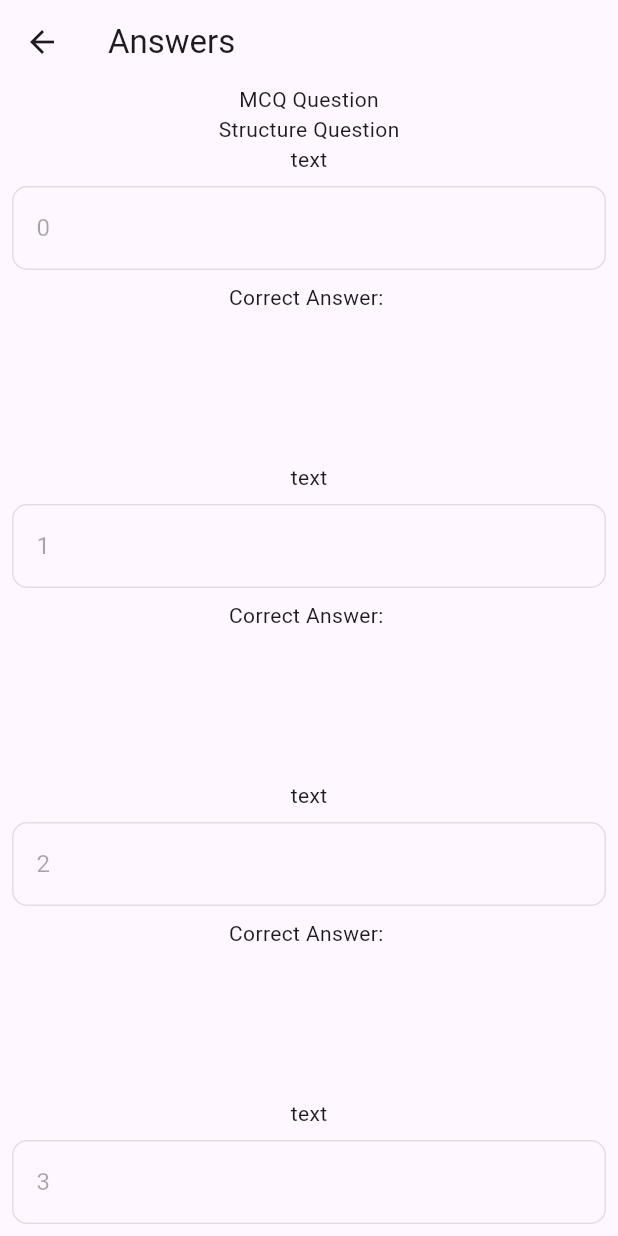
After one commit to 11Ramesh/projectresearch1, a Flutter app: the Result screen opened directly, after a tap on "your answer", on a phone screen of 412 x 824 dp. The commit adds this screen. Run offline on Flutter 3.47's test engine with Material 3 defaults, Android fonts, the phone set to English and light mode, and no system bars; our stand-ins replace bloc, cloud_firestore, device_preview, firebase_core, firebase_storage, flutter_bloc and 4 more; accounts and stored records are empty.

Commit message:
forth commit

```diff
--- a/lib/blocs/firebase/firebase_bloc.dart
+++ b/lib/blocs/firebase/firebase_bloc.dart
@@ -75,6 +75,9 @@ class FirebaseBloc extends Bloc<FirebaseEvent, FirebaseState> {
             structureQuestionId: structureQuestionId,
             structureQuestionCount: structureQuestionCount));
       } else if (event is solutionEvent) {
+        Map<String, dynamic> yourGivenAnswer = event.yourGivenAnswer;
+        Map<String, dynamic> userInputAnswerIndexList =
+            event.userInputAnswerIndexList;
         //for mcq question
         List<String> allQuestion = event.allQuestion.toList().cast<String>();
         List<String> correctAnswer =
@@ -120,23 +123,28 @@ class FirebaseBloc extends Bloc<FirebaseEvent, FirebaseState> {
           wrongAnswerReferIndexes.add(referIndex);
         }
 
-        // for (var wrongAnswerId in wrongAnswer) {
-        //   var mc = await mcq1.doc(wrongAnswerId).get();
-        //   var studentData = mc.data() as Map<String, dynamic>;
-        //   var referIndex = studentData['referindex'];
-
-        //   // Add referIndex to the list
-        //   wrongAnswerReferIndexes.add(referIndex);
-        // }
-
-        print(wrongAnswerReferIndexes);
-
         // send the wrongAnswerReferIndexes to font end
         emit(solutionState(
             wrongAnswerReferIndexes: wrongAnswerReferIndexes,
-            wrongStructureAnswerReferIndexes: wrongStructureAnswer));
+            wrongStructureAnswerReferIndexes: wrongStructureAnswer,
+            userInputAnswerIndexList: userInputAnswerIndexList,
+            yourGivenAnswer: yourGivenAnswer,
+            correctAnswer:correctAnswer
+            ));
 
         //
+      } else if (event is answerSheetEvent) {
+        Map yourGivenAnswer = event.yourGivenAnswer;
+        List questionsListforAnswerSheet = [];
+        QuerySnapshot querySnapshot = await mcq1.get();
+
+        for (var mcq in querySnapshot.docs) {
+          data = mcq.data() as Map<String, dynamic>;
+          questionsListforAnswerSheet.add(data);
+        }
+        emit(answerSheetState(
+            yourGivenAnswer: yourGivenAnswer,
+            questionsListforAnswerSheet: questionsListforAnswerSheet));
       } else if (event is solutionPart2Event) {
         wrongAnswerReferIndexes = event.wrongAnswerReferIndexes;
 
--- a/lib/blocs/firebase/firebase_event.dart
+++ b/lib/blocs/firebase/firebase_event.dart
@@ -5,16 +5,29 @@ abstract class FirebaseEvent {}
 
 class addQuestionEvent extends FirebaseEvent {}
 
-
 class solutionEvent extends FirebaseEvent {
   List allQuestion;
   List correctAnswer;
-   List allStructureQuestionId;
+  List allStructureQuestionId;
   List correctStructureAnswers;
-  solutionEvent(this.allQuestion, this.correctAnswer,this.allStructureQuestionId,this.correctStructureAnswers);
+
+  Map<String, dynamic> yourGivenAnswer;
+  Map<String, dynamic> userInputAnswerIndexList;
+  solutionEvent(
+      this.allQuestion,
+      this.correctAnswer,
+      this.allStructureQuestionId,
+      this.correctStructureAnswers,
+      this.yourGivenAnswer,
+      this.userInputAnswerIndexList);
 }
 
 class solutionPart2Event extends FirebaseEvent {
   List wrongAnswerReferIndexes;
   solutionPart2Event(this.wrongAnswerReferIndexes);
 }
+
+class answerSheetEvent extends FirebaseEvent {
+  Map yourGivenAnswer;
+  answerSheetEvent(this.yourGivenAnswer);
+}
--- a/lib/blocs/firebase/firebase_state.dart
+++ b/lib/blocs/firebase/firebase_state.dart
@@ -24,8 +24,13 @@ class addQuestionState extends FirebaseState {
 class solutionState extends FirebaseState {
   List wrongAnswerReferIndexes;
   List wrongStructureAnswerReferIndexes;
+  List correctAnswer;
+   Map<String, dynamic> yourGivenAnswer;
+        Map<String, dynamic> userInputAnswerIndexList ;
 
-  solutionState({required this.wrongAnswerReferIndexes,required this.wrongStructureAnswerReferIndexes});
+  solutionState(
+      {required this.wrongAnswerReferIndexes,
+      required this.wrongStructureAnswerReferIndexes,required this.yourGivenAnswer, required this.userInputAnswerIndexList,required this.correctAnswer});
 }
 
 class solutionPart2State extends FirebaseState {
@@ -34,5 +39,16 @@ class solutionPart2State extends FirebaseState {
   List finalSolutionToDo;
 
   solutionPart2State(
-      {required this.finalSolutionList, required this.solutionList,required this.finalSolutionToDo});
+      {required this.finalSolutionList,
+      required this.solutionList,
+      required this.finalSolutionToDo});
 }
+
+class answerSheetState extends FirebaseState {
+  Map yourGivenAnswer;
+  List questionsListforAnswerSheet;
+
+  answerSheetState(
+      {required this.yourGivenAnswer,
+      required this.questionsListforAnswerSheet});
+}
--- a/lib/blocs/floating_button/floating_button_event.dart
+++ b/lib/blocs/floating_button/floating_button_event.dart
@@ -8,9 +8,19 @@ class addCorrectAnswerEvent extends FloatingButtonEvent {
   dynamic questionIndex;
   dynamic correctAnswer;
   List correctAnswers;
+  int index;
 
-  addCorrectAnswerEvent(this.selectAnswer, this.questionIndex,
-      this.correctAnswer, this.correctAnswers);
+  List indexList = [];
+  Map<String, dynamic> userSelectIndexList;
+
+  addCorrectAnswerEvent(
+      this.selectAnswer,
+      this.questionIndex,
+      this.correctAnswer,
+      this.correctAnswers,
+      this.index,
+      this.userSelectIndexList,
+      this.indexList);
 }
 
 class TopicButtonEvent extends FloatingButtonEvent {
--- a/lib/blocs/floating_button/floating_button_state.dart
+++ b/lib/blocs/floating_button/floating_button_state.dart
@@ -7,8 +7,9 @@ class FloatingButtonInitial extends FloatingButtonState {}
 
 class addCorrectAnswerState extends FloatingButtonState {
   List correctAnswers;
+  Map<String, dynamic> userGiveAnswer;
 
-  addCorrectAnswerState({required this.correctAnswers});
+  addCorrectAnswerState({required this.correctAnswers,required this.userGiveAnswer});
 }
 
 class TopicButtonState extends FloatingButtonState {
--- /dev/null
+++ b/lib/screens/givenAnwer/givenAnswer.dart
@@ -0,0 +1,119 @@
+import 'package:flutter/material.dart';
+import 'package:projectresearch/blocs/firebase/firebase_bloc.dart';
+import 'package:projectresearch/widgets/surveyoption.dart';
+import 'package:flutter_bloc/flutter_bloc.dart';
+import 'package:projectresearch/widgets/text.dart';
+import 'package:projectresearch/widgets/textFormField.dart';
+
+class GivenAnswer extends StatefulWidget {
+  const GivenAnswer({super.key});
+
+  @override
+  State<GivenAnswer> createState() => _GivenAnswerState();
+}
+
+class _GivenAnswerState extends State<GivenAnswer> {
+  final List<String> surveyOptions = [
+    'Not at all easy',
+    'Not Easy',
+    'Neither easy nor difficult',
+    'Easy',
+  ];
+
+  List mcqQuestion = [];
+  List questionsListforAnswerSheet = [];
+  Map yourGivenAnswer = {};
+  TextEditingController controller = TextEditingController();
+  @override
+  Widget build(BuildContext context) {
+    FirebaseBloc firebaseblock = BlocProvider.of<FirebaseBloc>(context);
+    return Scaffold(
+        appBar: AppBar(
+          title: Text('Answers'),
+        ),
+        body:
+            BlocBuilder<FirebaseBloc, FirebaseState>(builder: (context, state) {
+          if (state is answerSheetState) {
+            questionsListforAnswerSheet = state.questionsListforAnswerSheet;
+            yourGivenAnswer = state.yourGivenAnswer;
+            return SingleChildScrollView(
+              physics: AlwaysScrollableScrollPhysics(),
+              child: Column(
+                children: [
+                  Texts(
+                    text: 'MCQ Question',
+                    fontSize: 28,
+                  ),
+                  ListView.builder(
+                    physics: NeverScrollableScrollPhysics(),
+                    shrinkWrap: true,
+                    itemCount: questionsListforAnswerSheet
+                        .length, // Number of survey questions
+                    itemBuilder: (context, index) {
+                      mcqQuestion = questionsListforAnswerSheet;
+                      return Column(
+                        mainAxisAlignment: MainAxisAlignment.center,
+                        crossAxisAlignment: CrossAxisAlignment.stretch,
+                        children: <Widget>[
+                          Padding(
+                            padding: const EdgeInsets.symmetric(vertical: 16.0),
+                            child: Texts(
+                              text:
+                                  '${questionsListforAnswerSheet[index]['questions']}',
+                            ),
+                          ),
+                          for (int i = 0; i < 4; i++)
+                            SurveyOption(
+                              text: questionsListforAnswerSheet[index]
+                                  ['${i + 1}'],
+                              color: i ==
+                                      questionsListforAnswerSheet[index]
+                                          ['correctAnswerIndex']
+                                  ? Colors.amber
+                                  : i == yourGivenAnswer['$index']
+                                      ? Colors.red
+                                      : Colors.transparent,
+                              icon: i ==
+                                      questionsListforAnswerSheet[index]
+                                          ['correctAnswerIndex']
+                                  ? Icons.check_sharp
+                                  : null,
+                            ),
+                          SizedBox(height: 20.0),
+                        ],
+                      );
+                    },
+                  ),
+                  Texts(
+                    text: 'Structure Question',
+                    fontSize: 28,
+                  ),
+                  ListView.builder(
+                      physics: NeverScrollableScrollPhysics(),
+                      shrinkWrap: true,
+                      itemCount: 5,
+                      itemBuilder: (context, index) {
+                        return Column(
+                          children: [
+                            Texts(text: 'text'),
+                            TextFormFields(
+                              text: '$index',
+                              controller: controller,
+                              isEnable: false,
+                            ),
+                            Texts(text: 'Correct Answer: '),
+                            SizedBox(
+                              height: 100,
+                            )
+                          ],
+                        );
+                      })
+                ],
+              ),
+            );
+          } else {
+            return CircularProgressIndicator();
+          }
+        }));
+  }
+}
--- a/lib/screens/question/result.dart
+++ b/lib/screens/question/result.dart
@@ -3,6 +3,7 @@ import 'package:projectresearch/blocs/firebase/firebase_bloc.dart';
 import 'package:projectresearch/blocs/floating_button/floating_button_bloc.dart';
 import 'package:projectresearch/consts/colors/colors.dart';
 import 'package:projectresearch/consts/size/screenSize.dart';
+import 'package:projectresearch/screens/givenAnwer/givenAnswer.dart';
 
 import 'package:projectresearch/screens/solution/solutionTopics.dart';
 import 'package:projectresearch/widgets/circularPresentage.dart';
@@ -20,11 +21,15 @@ class Result extends StatefulWidget {
 @override
 class _ResultState extends State<Result> {
   List solutionForWrongAnswer = [];
+  Map<String, dynamic> yourGivenAnswer = {};
+  Map<String, dynamic> userInputAnswerIndexList = {};
+  int correctAnswerCount = 0;
 
   @override
   Widget build(BuildContext context) {
     FloatingButtonBloc floatingButtonBloc =
         BlocProvider.of<FloatingButtonBloc>(context);
+    FirebaseBloc firebaseblock = BlocProvider.of<FirebaseBloc>(context);
     return Scaffold(
       appBar: AppBar(),
       body: SingleChildScrollView(
@@ -44,7 +49,9 @@ class _ResultState extends State<Result> {
           ],
         ),
       ),
-      floatingActionButton: FloatingActionButtons(
+      floatingActionButton: Row(
+        children: [
+          FloatingActionButtons(
               onclick: () {
                 floatingButtonBloc.add(TopicButtonEvent(-1));
 
@@ -52,15 +59,25 @@ class _ResultState extends State<Result> {
                     MaterialPageRoute(builder: (context) => SolutionTopics()));
               },
               text: "පාඩම් මාලාවට යොමුවන්න"),
+          FloatingActionButtons(
+              onclick: () {
+                firebaseblock.add(answerSheetEvent(yourGivenAnswer));
+                Navigator.push(context,
+                    MaterialPageRoute(builder: (context) => GivenAnswer()));
+              },
+              text: "your answer "),
+        ],
+      ),
       floatingActionButtonLocation: FloatingActionButtonLocation.centerDocked,
     );
   }
 
   Widget presentage() {
-    return BlocBuilder<FloatingButtonBloc, FloatingButtonState>(
+    return BlocBuilder<FirebaseBloc, FirebaseState>(
       builder: (context, state) {
-        if (state is addCorrectAnswerState) {
-          int correctAnswerCount = state.correctAnswers.length;
+        if (state is solutionState) {
+          correctAnswerCount = state.correctAnswer.length;
+          yourGivenAnswer = state.yourGivenAnswer;
           print(correctAnswerCount);
           return CircularPresentage(
             percent: correctAnswerCount / 10,
@@ -77,7 +94,6 @@ class _ResultState extends State<Result> {
   }
 
   Widget solutionList() {
-    FirebaseBloc firebaseBloc = BlocProvider.of<FirebaseBloc>(context);
     return BlocBuilder<FirebaseBloc, FirebaseState>(
       builder: (context, state) {
         if (state is solutionPart2State) {
--- a/lib/widgets/floatingActionButton.dart
+++ b/lib/widgets/floatingActionButton.dart
@@ -4,12 +4,12 @@ import 'package:projectresearch/consts/size/screenSize.dart';
 
 class FloatingActionButtons extends StatelessWidget {
   FloatingActionButtons({
-    required this.onclick,
+     this.onclick,
     required this.text,
     Key? key,
   }) : super(key: key);
 
-  VoidCallback onclick;
+  VoidCallback? onclick;
   String text;
 
   @override
--- a/lib/widgets/textFormField.dart
+++ b/lib/widgets/textFormField.dart
@@ -1,27 +1,33 @@
 import 'package:flutter/material.dart';
 
 class TextFormFields extends StatelessWidget {
+  final double? fontSize;
+  final String text;
+  final TextEditingController controller;
+  final bool? isEnable;
+
   TextFormFields({
     this.fontSize,
     required this.text,
     required this.controller,
-    super.key,
-  });
-
-  double? fontSize;
-  String text;
-  TextEditingController controller;
+    this.isEnable = true,
+    Key? key,
+  }) : super(key: key);
 
   @override
   Widget build(BuildContext context) {
     return Padding(
       padding: const EdgeInsets.all(8.0),
       child: TextFormField(
+        enabled: isEnable,
         controller: controller,
+        style: TextStyle(fontSize: fontSize),
         decoration: InputDecoration(
-            hintText: text,
-            border:
-                OutlineInputBorder(borderRadius: BorderRadius.circular(10))),
+          hintText: text,
+          border: OutlineInputBorder(
+            borderRadius: BorderRadius.circular(10),
+          ),
+        ),
       ),
     );
   }
```
Also changed, not shown: lib/blocs/floating_button/floating_button_bloc.dart (+15 -1 lines), lib/screens/question/question.dart (+79 -44 lines), lib/widgets/surveyoption.dart (added, +43 -0 lines). Lines whose indentation alone changed are shown as unchanged.
